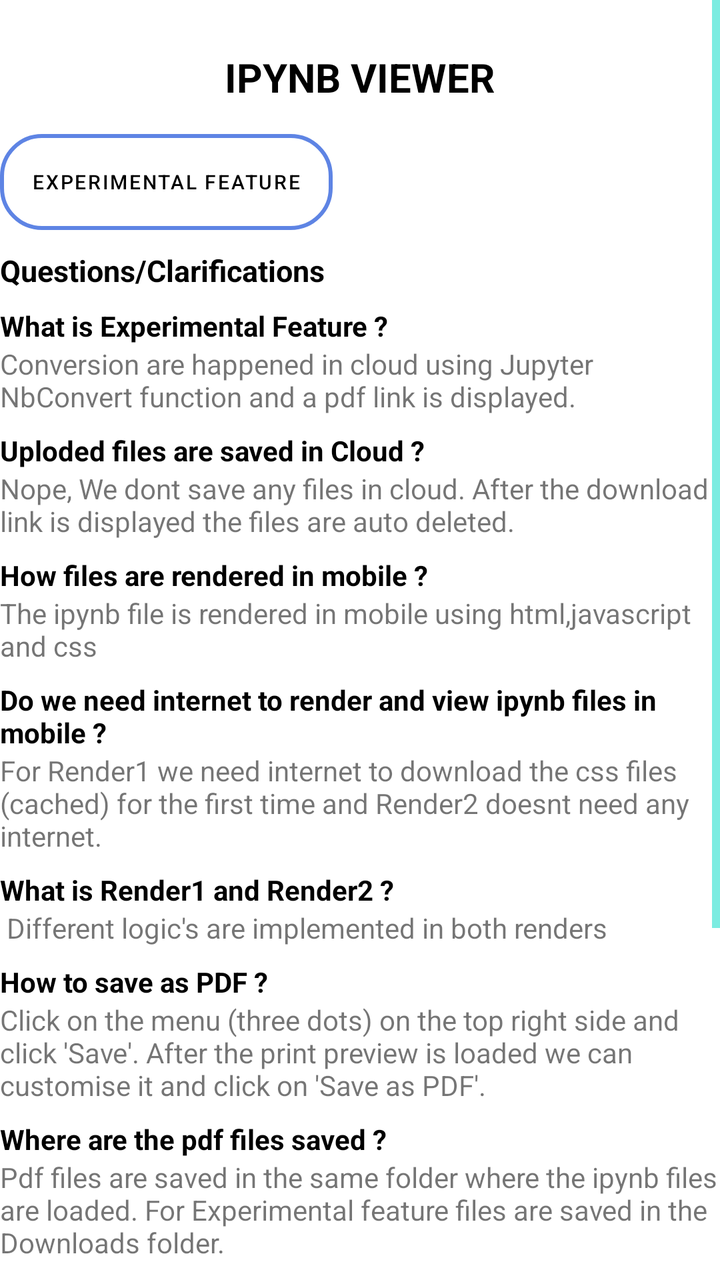
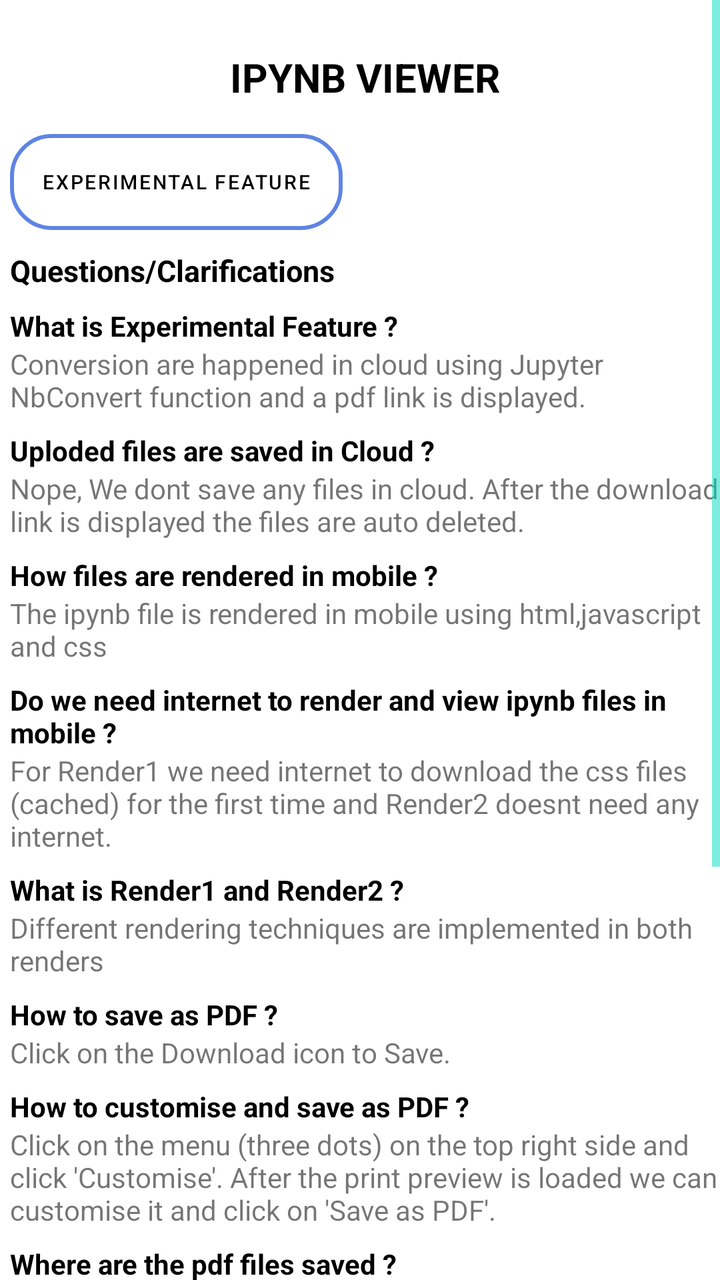

Screens rendered from an Android XML layout before and after an edit, with the pre-edit source and the edit as a unified diff.
<!-- AndroidManifest.xml: application theme Theme.IpynbViewer -->
<!-- res/layout/activity_information.xml -->
<?xml version="1.0" encoding="utf-8"?>
<ScrollView
    xmlns:android="http://schemas.android.com/apk/res/android"
    xmlns:tools="http://schemas.android.com/tools"
    xmlns:app="http://schemas.android.com/apk/res-auto"
    android:layout_width="match_parent"
    android:layout_height="match_parent">
    <LinearLayout
        android:layout_width="match_parent"
        android:layout_height="match_parent"
        android:orientation="vertical">

        <TextView
            android:layout_width="wrap_content"
            android:layout_height="wrap_content"
            android:text="IPYNB VIEWER"
            android:paddingTop="25dp"
            android:paddingBottom="15dp"
            android:textStyle="bold"
            android:layout_gravity="center"
            android:textColor="@color/colorText"
            android:textSize="20sp"/>

        <Button
            android:id="@+id/experimentalbtn"
            android:layout_width="wrap_content"
            android:layout_height="wrap_content"
            android:text="Experimental Feature"
            android:textSize="10sp"
            android:textColor="@color/colorText"
            android:background="@drawable/mybutton"
            tools:layout_editor_absoluteX="90dp"
            tools:layout_editor_absoluteY="587dp"
            app:backgroundTint="@null"/>

        <TextView
            android:layout_width="wrap_content"
            android:layout_height="wrap_content"
            android:text="Questions/Clarifications"
            android:textStyle="bold"
            android:textSize="15sp"
            android:textColor="@color/colorText"
            android:paddingTop="10dp"/>

        <TextView
            android:layout_width="match_parent"
            android:layout_height="wrap_content"
            android:paddingTop="8dp"
            android:text="What is Experimental Feature ?"
            android:textStyle="bold"
            android:textColor="@color/colorText"/>
        <TextView
            android:layout_width="match_parent"
            android:layout_height="wrap_content"
            android:text="Conversion are happened in cloud using Jupyter NbConvert function and a pdf link is displayed."/>
        <TextView
            android:layout_width="match_parent"
            android:layout_height="wrap_content"
            android:paddingTop="8dp"
            android:text="Uploded files are saved in Cloud ?"
            android:textStyle="bold"
            android:textColor="@color/colorText"/>
        <TextView
            android:layout_width="match_parent"
            android:layout_height="wrap_content"
            android:text="Nope, We dont save any files in cloud. After the download link is displayed the files are auto deleted."/>

        <TextView
            android:layout_width="match_parent"
            android:layout_height="wrap_content"
            android:paddingTop="8dp"
            android:text="How files are rendered in mobile ?"
            android:textStyle="bold"
            android:textColor="@color/colorText"/>
        <TextView
            android:layout_width="match_parent"
            android:layout_height="wrap_content"
            android:text="The ipynb file is rendered in mobile using html,javascript and css"/>

        <TextView
            android:layout_width="match_parent"
            android:layout_height="wrap_content"
            android:paddingTop="8dp"
            android:text="Do we need internet to render and view ipynb files in mobile ?"
            android:textStyle="bold"
            android:textColor="@color/colorText"/>
        <TextView
            android:layout_width="match_parent"
            android:layout_height="wrap_content"
            android:text="For Render1 we need internet to download the css files (cached) for the first time and Render2 doesnt need any internet."/>

        <TextView
            android:layout_width="match_parent"
            android:layout_height="wrap_content"
            android:paddingTop="8dp"
            android:text="What is Render1 and Render2 ?"
            android:textStyle="bold"
            android:textColor="@color/colorText"/>
        <TextView
            android:layout_width="match_parent"
            android:layout_height="wrap_content"
            android:text=" Different logic's are implemented in both renders"/>

        <TextView
            android:layout_width="match_parent"
            android:layout_height="wrap_content"
            android:paddingTop="8dp"
            android:text="How to save as PDF ?"
            android:textStyle="bold"
            android:textColor="@color/colorText"/>
        <TextView
            android:layout_width="match_parent"
            android:layout_height="wrap_content"
            android:text="Click on the menu (three dots) on the top right side and click 'Save'. After the print preview is loaded we can customise it and click on 'Save as PDF'."/>

        <TextView
            android:layout_width="match_parent"
            android:layout_height="wrap_content"
            android:paddingTop="8dp"
            android:text="Where are the pdf files saved ?"
            android:textStyle="bold"
            android:textColor="@color/colorText"/>
        <TextView
            android:layout_width="match_parent"
            android:layout_height="wrap_content"
            android:text="Pdf files are saved in the same folder where the ipynb files are loaded. For Experimental feature files are saved in the Downloads folder."/>

        <TextView
            android:layout_width="match_parent"
            android:layout_height="wrap_content"
            android:paddingTop="8dp"
            android:text="Can we edit the ipynb file ?"
            android:textStyle="bold"
            android:textColor="@color/colorText"/>
        <TextView
            android:layout_width="match_parent"
            android:layout_height="wrap_content"
            android:text="No we can't edit or run the file, its just a viewer."/>

        <TextView
            android:layout_width="match_parent"
            android:layout_height="wrap_content"
            android:paddingTop="8dp"
            android:text="How to report issues ?"
            android:textStyle="bold"
            android:textColor="@color/colorText"/>
        <TextView
            android:layout_width="match_parent"
            android:layout_height="wrap_content"
            android:text="Please report any issues in the comments section in store. Please dont report any issues in experimental feature, and that is just an backup option."/>

        <TextView
            android:layout_width="match_parent"
            android:layout_height="wrap_content"
            android:paddingTop="8dp"
            android:text="What are the future plans ?"
            android:textStyle="bold"
            android:textColor="@color/colorText"/>
        <TextView
            android:layout_width="match_parent"
            android:layout_height="wrap_content"
            android:text="1. Currently Experimental feature is running in a basic server and if there are enough support it will be moved to main application with fast servers \n2. Open and View ipynb files directly from file manager.\n3. Render and view ipynb files from links (ex: Gist, Github)\n4. Performance and bug fixes."/>

    </LinearLayout>


</ScrollView>
<!-- resources referenced by this layout -->
<resources>
  <color name="colorText">#FF000000</color>
  <!-- drawable mybutton (drawable) -->
  <?xml version="1.0" encoding="utf-8"?>
  <shape xmlns:android="http://schemas.android.com/apk/res/android">
  
      <corners android:radius="20dp" />
      <gradient
          android:endColor="@android:color/transparent"
          android:startColor="@android:color/transparent" />
      <stroke
          android:width="2dp"
          android:color="#5E84E4" /> 
  
  </shape>
  <style name="Theme.IpynbViewer" parent="Theme.MaterialComponents.DayNight.DarkActionBar">
          
          <item name="colorPrimary">@color/purple_500</item>
          <item name="colorPrimaryVariant">@color/purple_700</item>
          <item name="colorOnPrimary">@color/white</item>
          
          <item name="colorSecondary">@color/teal_200</item>
          <item name="colorSecondaryVariant">@color/teal_700</item>
          <item name="colorOnSecondary">@color/black</item>
          
          <item name="android:statusBarColor">?attr/colorPrimaryVariant</item>
          
          <item name="windowNoTitle">true</item>
  
          <item name="android:windowFullscreen">true</item>
  
          <item name="android:textColorSecondary">@color/teal_200</item>
      </style>
  <color name="purple_500">#FF6200EE</color>
  <color name="purple_700">#FF3700B3</color>
  <color name="white">#FFFFFFFF</color>
  <color name="teal_200">#FF03DAC5</color>
  <color name="teal_700">#FF018786</color>
  <color name="black">#FF000000</color>
</resources>

<!-- the commit's change to res/layout/activity_information.xml (unified diff, before → after) -->
@@ -8,8 +8,10 @@
     <LinearLayout
         android:layout_width="match_parent"
         android:layout_height="match_parent"
-        android:orientation="vertical">
+        android:orientation="vertical"
+        android:paddingLeft="5sp">
 
+        
         <TextView
             android:layout_width="wrap_content"
             android:layout_height="wrap_content"
@@ -21,6 +23,7 @@
             android:textColor="@color/colorText"
             android:textSize="20sp"/>
 
+        
         <Button
             android:id="@+id/experimentalbtn"
             android:layout_width="wrap_content"
@@ -33,6 +36,7 @@
             tools:layout_editor_absoluteY="587dp"
             app:backgroundTint="@null"/>
 
+        
         <TextView
             android:layout_width="wrap_content"
             android:layout_height="wrap_content"
@@ -99,7 +103,7 @@
         <TextView
             android:layout_width="match_parent"
             android:layout_height="wrap_content"
-            android:text=" Different logic's are implemented in both renders"/>
+            android:text="Different rendering techniques are implemented in both renders"/>
 
         <TextView
             android:layout_width="match_parent"
@@ -111,7 +115,19 @@
         <TextView
             android:layout_width="match_parent"
             android:layout_height="wrap_content"
-            android:text="Click on the menu (three dots) on the top right side and click 'Save'. After the print preview is loaded we can customise it and click on 'Save as PDF'."/>
+            android:text="Click on the Download icon to Save."/>
+
+        <TextView
+            android:layout_width="match_parent"
+            android:layout_height="wrap_content"
+            android:paddingTop="8dp"
+            android:text="How to customise and save as PDF ?"
+            android:textStyle="bold"
+            android:textColor="@color/colorText"/>
+        <TextView
+            android:layout_width="match_parent"
+            android:layout_height="wrap_content"
+            android:text="Click on the menu (three dots) on the top right side and click 'Customise'. After the print preview is loaded we can customise it and click on 'Save as PDF'."/>
 
         <TextView
             android:layout_width="match_parent"
@@ -123,7 +139,7 @@
         <TextView
             android:layout_width="match_parent"
             android:layout_height="wrap_content"
-            android:text="Pdf files are saved in the same folder where the ipynb files are loaded. For Experimental feature files are saved in the Downloads folder."/>
+            android:text="Files are saved in Documents/IpynbViewer folder. For Experimental feature files are saved in the Downloads folder."/>
 
         <TextView
             android:layout_width="match_parent"
